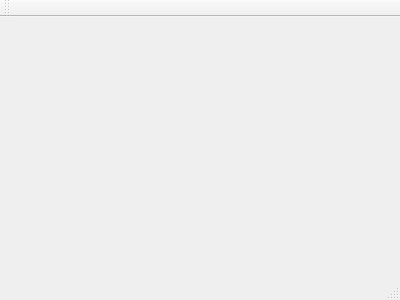
Before: the Qt Designer form ProjetLogiciel/pendu_oc/mainwindow.ui in Nozvez/Pendu, drawn with Qt 5.
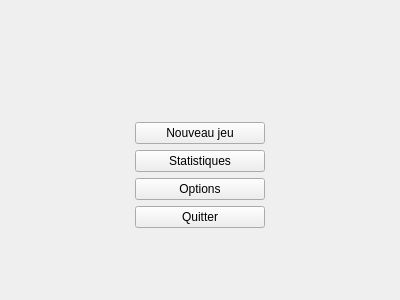
After: the same form once the commit is applied.

Commit message: Création du QStackedWidget, de la page de menu et des signaux des boutons de cette dernière

```diff
--- a/ProjetLogiciel/pendu_oc/mainwindow.ui
+++ b/ProjetLogiciel/pendu_oc/mainwindow.ui
@@ -12,13 +12,145 @@
   <property name="windowTitle" >
    <string>MainWindow</string>
   </property>
-  <widget class="QMenuBar" name="menuBar" />
-  <widget class="QToolBar" name="mainToolBar" />
-  <widget class="QWidget" name="centralWidget" />
-  <widget class="QStatusBar" name="statusBar" />
+  <widget class="QWidget" name="centralWidget">
+   <layout class="QGridLayout" name="gridLayout">
+    <item row="0" column="0">
+     <widget class="QStackedWidget" name="stackedWidget">
+      <widget class="QWidget" name="page_menu">
+       <layout class="QGridLayout" name="gridLayout_2">
+        <item row="0" column="0">
+         <spacer name="verticalSpacer">
+          <property name="orientation">
+           <enum>Qt::Vertical</enum>
+          </property>
+          <property name="sizeHint" stdset="0">
+           <size>
+            <width>20</width>
+            <height>40</height>
+           </size>
+          </property>
+         </spacer>
+        </item>
+        <item row="1" column="0">
+         <layout class="QGridLayout" name="gridLayout_3">
+          <property name="bottomMargin">
+           <number>50</number>
+          </property>
+          <item row="1" column="1">
+           <widget class="QPushButton" name="pushButton_newGame">
+            <property name="minimumSize">
+             <size>
+              <width>130</width>
+              <height>0</height>
+             </size>
+            </property>
+            <property name="maximumSize">
+             <size>
+              <width>200</width>
+              <height>16777215</height>
+             </size>
+            </property>
+            <property name="text">
+             <string>Nouveau jeu</string>
+            </property>
+           </widget>
+          </item>
+          <item row="1" column="2">
+           <spacer name="horizontalSpacer_2">
+            <property name="orientation">
+             <enum>Qt::Horizontal</enum>
+            </property>
+            <property name="sizeHint" stdset="0">
+             <size>
+              <width>40</width>
+              <height>20</height>
+             </size>
+            </property>
+           </spacer>
+          </item>
+          <item row="2" column="1">
+           <widget class="QPushButton" name="pushButton_stats">
+            <property name="minimumSize">
+             <size>
+              <width>130</width>
+              <height>0</height>
+             </size>
+            </property>
+            <property name="maximumSize">
+             <size>
+              <width>200</width>
+              <height>16777215</height>
+             </size>
+            </property>
+            <property name="text">
+             <string>Statistiques</string>
+            </property>
+           </widget>
+          </item>
+          <item row="1" column="0">
+           <spacer name="horizontalSpacer">
+            <property name="orientation">
+             <enum>Qt::Horizontal</enum>
+            </property>
+            <property name="sizeHint" stdset="0">
+             <size>
+              <width>40</width>
+              <height>20</height>
+             </size>
+            </property>
+           </spacer>
+          </item>
+          <item row="3" column="1">
+           <widget class="QPushButton" name="pushButton_settings">
+            <property name="minimumSize">
+             <size>
+              <width>130</width>
+              <height>0</height>
+             </size>
+            </property>
+            <property name="maximumSize">
+             <size>
+              <width>200</width>
+              <height>16777215</height>
+             </size>
+            </property>
+            <property name="text">
+             <string>Options</string>
+            </property>
+           </widget>
+          </item>
+          <item row="4" column="1">
+           <widget class="QPushButton" name="pushButton_quit">
+            <property name="minimumSize">
+             <size>
+              <width>130</width>
+              <height>0</height>
+             </size>
+            </property>
+            <property name="maximumSize">
+             <size>
+              <width>200</width>
+              <height>16777215</height>
+             </size>
+            </property>
+            <property name="text">
+             <string>Quitter</string>
+            </property>
+           </widget>
+          </item>
+         </layout>
+        </item>
+       </layout>
+      </widget>
+      <widget class="QWidget" name="page_game"/>
+      <widget class="QWidget" name="page_stats"/>
+      <widget class="QWidget" name="page_settings"/>
+     </widget>
+    </item>
+   </layout>
+  </widget>
  </widget>
- <layoutDefault spacing="6" margin="11" />
- <pixmapfunction></pixmapfunction>
+ <layoutdefault spacing="6" margin="11"/>
  <resources/>
  <connections/>
 </ui>
```
Left out of the diff: 7 changed lines with no effect on the pictures. The commit also changes 3 other files.
